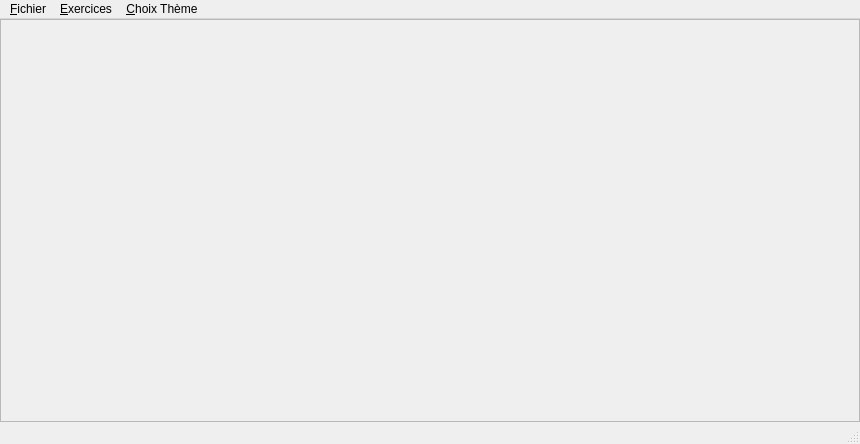
The window that mainwindow.ui (Txikilinux/leterrier-mulot) describes before a commit, drawn with Qt 5.
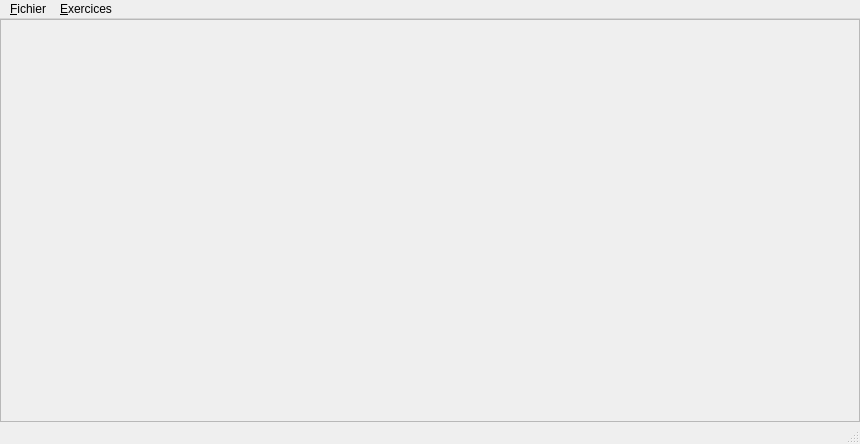
The same window after the commit.

Patch:
```diff
--- a/mainwindow.ui
+++ b/mainwindow.ui
@@ -59,15 +59,8 @@
     <addaction name="actionClic"/>
     <addaction name="action_Double_Clic"/>
    </widget>
-   <widget class="QMenu" name="menuChoix_Th_mes">
-    <property name="title">
-     <string>&amp;Choix Thème</string>
-    </property>
-    <addaction name="actionDefinirTheme"/>
-   </widget>
    <addaction name="menu_Fichier"/>
    <addaction name="menuExercice"/>
-   <addaction name="menuChoix_Th_mes"/>
   </widget>
   <action name="action_Quitter">
    <property name="text">
```
Left out of the diff: 8 changed lines with no effect on the pictures.
